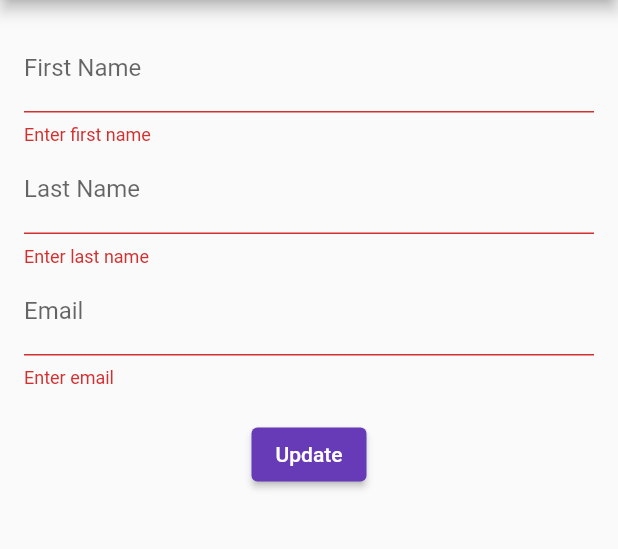
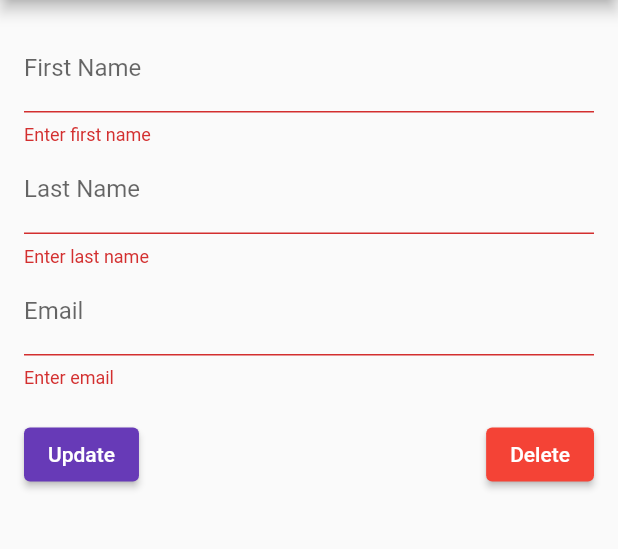
Before and after one commit to jomariecal-cyber/flutter-crud, a Flutter app: the UpdatePersonalInfoScreen screen opened directly with empty values, after a tap on "Update", on a phone screen of 412 x 824 dp, the part 84-633 px from its top. Run offline on Flutter 3.47's test engine with Material 2 defaults, Android fonts, the phone set to English and light mode, and no system bars; network calls fail.

Commit message:
5th commit, add delete function

```diff
--- a/lib/screens/update_personal_info_screen.dart
+++ b/lib/screens/update_personal_info_screen.dart
@@ -1,6 +1,6 @@
-// screens/update_personal_info_screen.dart
 import 'package:flutter/material.dart';
-import '../services/update_personal_info_service.dart';
+import 'package:http/http.dart' as http;
+import 'dart:convert';
 
 class UpdatePersonalInfoScreen extends StatefulWidget {
   final int customerId;
@@ -23,6 +23,7 @@ class UpdatePersonalInfoScreen extends StatefulWidget {
 
 class _UpdatePersonalInfoScreenState extends State<UpdatePersonalInfoScreen> {
   final _formKey = GlobalKey<FormState>();
+
   late TextEditingController _firstNameController;
   late TextEditingController _lastNameController;
   late TextEditingController _emailController;
@@ -35,24 +36,99 @@ class _UpdatePersonalInfoScreenState extends State<UpdatePersonalInfoScreen> {
     _emailController = TextEditingController(text: widget.email);
   }
 
+  // ✅ Update personal info
   Future<void> _updateData() async {
     if (_formKey.currentState!.validate()) {
-      final message = await UpdatePersonalInfoService.updatePersonalInfo(
-        customerId: widget.customerId,
-        firstName: _firstNameController.text,
-        lastName: _lastNameController.text,
-        email: _emailController.text,
+      try {
+        final response = await http.put(
+          Uri.parse("http://10.21.1.128:8000/personalinfo/${widget.customerId}"),
+          headers: {"Content-Type": "application/json"},
+          body: jsonEncode({
+            "first_name": _firstNameController.text,
+            "last_name": _lastNameController.text,
+            "email": _emailController.text,
+          }),
         );
 
-      if (!mounted) return;
+        if (response.statusCode == 200) {
+          final responseData = jsonDecode(response.body);
+          final message = responseData["message"] ?? "Updated successfully";
 
           ScaffoldMessenger.of(context).showSnackBar(
             SnackBar(content: Text(message)),
           );
+          Navigator.pop(context, true);
+        } else {
+          final responseData = jsonDecode(response.body);
+          final errorMessage =
+              responseData["detail"] ?? "Update failed: ${response.statusCode}";
 
-      if (message.contains("successfully")) {
-        Navigator.pop(context, true); // Only close if update is successful
+          ScaffoldMessenger.of(context).showSnackBar(
+            SnackBar(content: Text(errorMessage)),
+          );
         }
+      } catch (e) {
+        ScaffoldMessenger.of(context).showSnackBar(
+          SnackBar(content: Text("Error: $e")),
+        );
+      }
+    }
+  }
+
+  // ✅ Ask confirmation before delete
+  Future<void> _confirmDelete() async {
+    final confirm = await showDialog<bool>(
+      context: context,
+      builder: (ctx) => AlertDialog(
+        title: const Text("Confirm Delete"),
+        content: const Text("Are you sure you want to delete this record?"),
+        actions: [
+          TextButton(
+            onPressed: () => Navigator.pop(ctx, false),
+            child: const Text("Cancel"),
+          ),
+          ElevatedButton(
+            onPressed: () => Navigator.pop(ctx, true),
+            style: ElevatedButton.styleFrom(backgroundColor: Colors.red),
+            child: const Text("Delete"),
+          ),
+        ],
+      ),
+    );
+
+    if (confirm == true) {
+      _deleteData();
+    }
+  }
+
+  // ✅ Delete personal info
+  Future<void> _deleteData() async {
+    try {
+      final response = await http.delete(
+        Uri.parse("http://10.21.1.128:8000/personalinfo/${widget.customerId}"),
+      );
+
+      if (response.statusCode == 200) {
+        final responseData = jsonDecode(response.body);
+        final message = responseData["message"] ?? "Deleted successfully";
+
+        ScaffoldMessenger.of(context).showSnackBar(
+          SnackBar(content: Text(message)),
+        );
+        Navigator.pop(context, true);
+      } else {
+        final responseData = jsonDecode(response.body);
+        final errorMessage =
+            responseData["detail"] ?? "Delete failed: ${response.statusCode}";
+
+        ScaffoldMessenger.of(context).showSnackBar(
+          SnackBar(content: Text(errorMessage)),
+        );
+      }
+    } catch (e) {
+      ScaffoldMessenger.of(context).showSnackBar(
+        SnackBar(content: Text("Error: $e")),
+      );
     }
   }
 
@@ -88,12 +164,26 @@ class _UpdatePersonalInfoScreenState extends State<UpdatePersonalInfoScreen> {
                 value == null || value.isEmpty ? "Enter email" : null,
               ),
               const SizedBox(height: 20),
+              Row(
+                mainAxisAlignment: MainAxisAlignment.spaceBetween,
+                children: [
+                  // Update button
                   ElevatedButton(
                     onPressed: _updateData,
                     style: ElevatedButton.styleFrom(
                       backgroundColor: Colors.deepPurple,
                     ),
                     child: const Text("Update"),
+                  ),
+                  // Delete button
+                  ElevatedButton(
+                    onPressed: _confirmDelete,
+                    style: ElevatedButton.styleFrom(
+                      backgroundColor: Colors.red,
+                    ),
+                    child: const Text("Delete"),
+                  ),
+                ],
               ),
             ],
           ),
--- a/lib/services/delete_personal_info_service.dart
+++ b/lib/services/delete_personal_info_service.dart
@@ -6,7 +6,7 @@ class DeletePersonalInfoService {
   static Future<Map<String, dynamic>> deletePersonalInfo(int customerId) async {
     try {
       final response = await http.delete(
-        Uri.parse("http://127.0.0.1:8000/personalinfo/$customerId"),
+        Uri.parse("http://10.21.1.128.0.0.1:8000/personalinfo/$customerId"),
       );
 
       if (response.statusCode == 200) {
```
Lines whose indentation alone changed are shown as unchanged.
